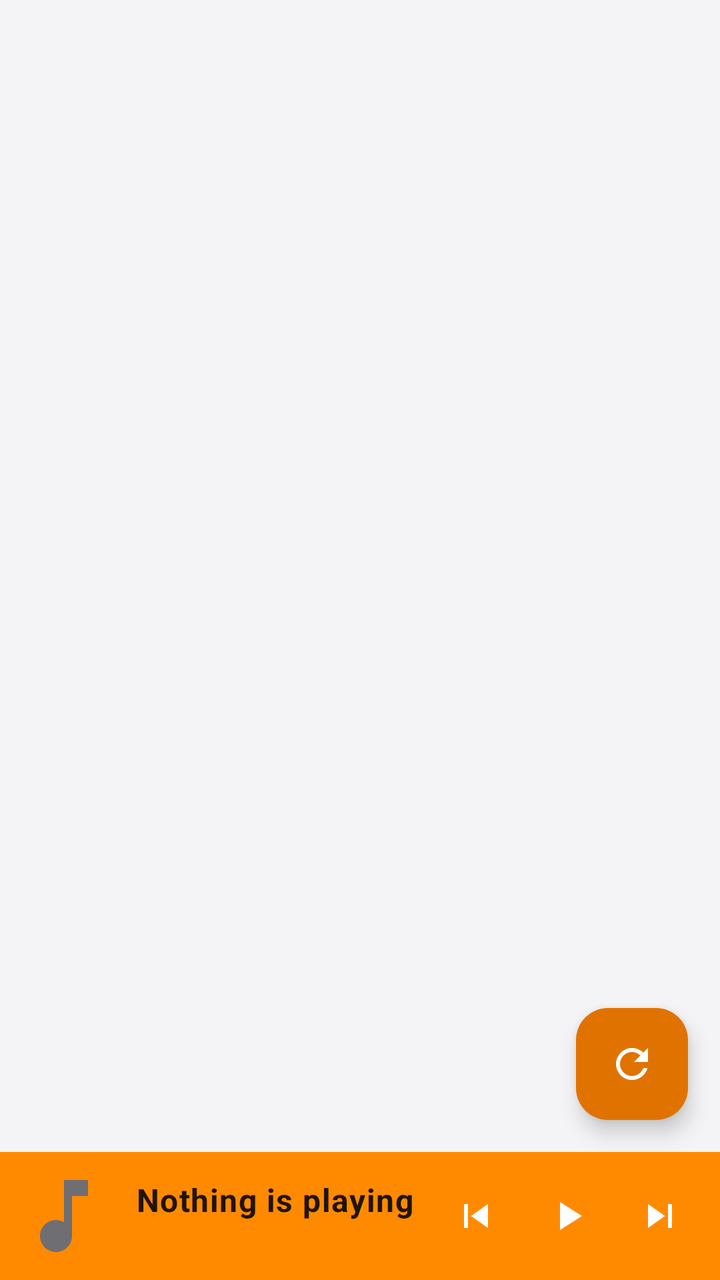
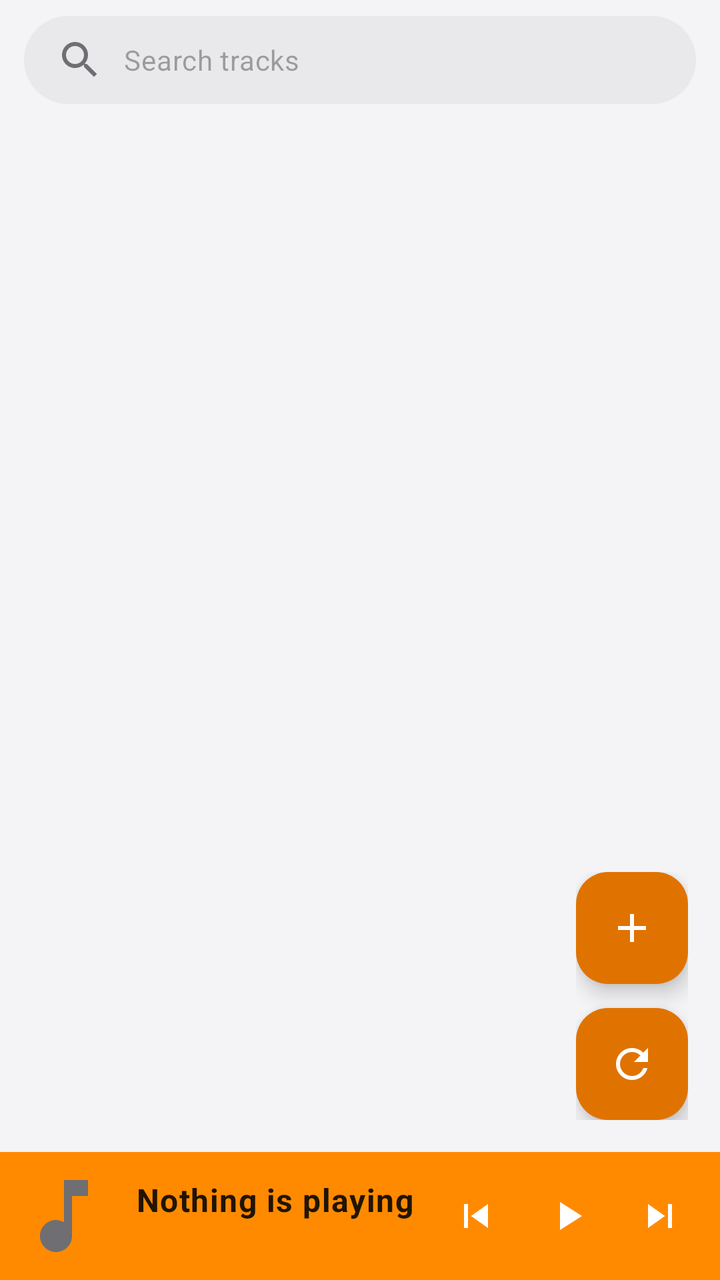

Before-and-after screenshots of an Android layout around one commit, followed by the original layout XML and the change that was made.
<!-- AndroidManifest.xml: application theme Theme.Viby -->
<!-- res/layout/fragment_queue.xml -->
<?xml version="1.0" encoding="utf-8"?>
<LinearLayout xmlns:android="http://schemas.android.com/apk/res/android"
    xmlns:app="http://schemas.android.com/apk/res-auto"
    android:layout_width="match_parent"
    android:layout_height="match_parent"
    android:orientation="vertical">

    
    <LinearLayout
        android:id="@+id/selectionBar"
        android:layout_width="match_parent"
        android:layout_height="wrap_content"
        android:background="@color/viby_surface_high"
        android:gravity="center_vertical"
        android:orientation="horizontal"
        android:paddingHorizontal="8dp"
        android:paddingVertical="4dp"
        android:visibility="gone">

        <CheckBox
            android:id="@+id/selectAllCheck"
            android:layout_width="wrap_content"
            android:layout_height="wrap_content"
            android:text="@string/select_all" />

        <TextView
            android:id="@+id/selectionCount"
            android:layout_width="0dp"
            android:layout_height="wrap_content"
            android:layout_marginStart="8dp"
            android:layout_weight="1"
            android:textAppearance="?attr/textAppearanceBodyMedium" />

        <ImageButton
            android:id="@+id/selectionMove"
            android:layout_width="44dp"
            android:layout_height="44dp"
            android:background="?attr/selectableItemBackgroundBorderless"
            android:contentDescription="@string/ctx_move_to_playlist"
            android:src="@drawable/ic_playlist_add" />

        <ImageButton
            android:id="@+id/selectionDelete"
            android:layout_width="44dp"
            android:layout_height="44dp"
            android:background="?attr/selectableItemBackgroundBorderless"
            android:contentDescription="@string/ctx_delete_from_device"
            android:src="@drawable/ic_delete" />

        <ImageButton
            android:id="@+id/selectionClose"
            android:layout_width="44dp"
            android:layout_height="44dp"
            android:background="?attr/selectableItemBackgroundBorderless"
            android:contentDescription="@android:string/cancel"
            android:src="@drawable/ic_close" />
    </LinearLayout>

    <FrameLayout
        android:layout_width="match_parent"
        android:layout_height="0dp"
        android:layout_weight="1">

        <androidx.recyclerview.widget.RecyclerView
            android:id="@+id/tracksList"
            android:layout_width="match_parent"
            android:layout_height="match_parent"
            android:clipToPadding="false"
            android:paddingVertical="8dp"
            app:layoutManager="androidx.recyclerview.widget.LinearLayoutManager" />

        <TextView
            android:id="@+id/emptyText"
            android:layout_width="wrap_content"
            android:layout_height="wrap_content"
            android:layout_gravity="center"
            android:gravity="center"
            android:padding="32dp"
            android:text="@string/empty_queue"
            android:textAppearance="?attr/textAppearanceBodyLarge"
            android:textColor="@color/viby_text_secondary"
            android:visibility="gone" />

        <com.google.android.material.floatingactionbutton.FloatingActionButton
            android:id="@+id/refreshPlaylist"
            android:layout_width="wrap_content"
            android:layout_height="wrap_content"
            android:layout_gravity="bottom|end"
            android:layout_margin="16dp"
            android:contentDescription="@string/refresh_playlist"
            android:src="@drawable/ic_update"
            app:fabSize="mini" />
    </FrameLayout>

    
    <LinearLayout
        android:id="@+id/miniPlayer"
        android:layout_width="match_parent"
        android:layout_height="64dp"
        android:background="@drawable/bg_mini_player"
        android:gravity="center_vertical"
        android:orientation="horizontal"
        android:paddingHorizontal="8dp">

        <ImageView
            android:id="@+id/miniThumb"
            android:layout_width="48dp"
            android:layout_height="48dp"
            android:contentDescription="@string/cover_desc"
            android:scaleType="centerCrop"
            android:src="@drawable/ic_music_note"
            app:tint="@null" />

        <LinearLayout
            android:layout_width="0dp"
            android:layout_height="wrap_content"
            android:layout_marginStart="12dp"
            android:layout_weight="1"
            android:orientation="vertical">

            <TextView
                android:id="@+id/miniTitle"
                android:layout_width="match_parent"
                android:layout_height="wrap_content"
                android:ellipsize="end"
                android:singleLine="true"
                android:text="@string/no_track"
                android:textAppearance="?attr/textAppearanceBodyLarge"
                android:textColor="@color/viby_on_accent"
                android:textStyle="bold" />

            <TextView
                android:id="@+id/miniArtist"
                android:layout_width="match_parent"
                android:layout_height="wrap_content"
                android:ellipsize="end"
                android:singleLine="true"
                android:textAppearance="?attr/textAppearanceBodySmall"
                android:textColor="@color/viby_on_accent" />
        </LinearLayout>

        <ImageButton
            android:id="@+id/miniPrev"
            android:layout_width="44dp"
            android:layout_height="44dp"
            android:background="?attr/selectableItemBackgroundBorderless"
            android:contentDescription="@string/btn_prev"
            android:src="@drawable/ic_skip_previous"
            app:tint="@color/white" />

        <ImageButton
            android:id="@+id/miniPlay"
            android:layout_width="48dp"
            android:layout_height="48dp"
            android:background="?attr/selectableItemBackgroundBorderless"
            android:contentDescription="@string/btn_play_pause"
            android:src="@drawable/ic_play"
            app:tint="@color/white" />

        <ImageButton
            android:id="@+id/miniNext"
            android:layout_width="44dp"
            android:layout_height="44dp"
            android:background="?attr/selectableItemBackgroundBorderless"
            android:contentDescription="@string/btn_next"
            android:src="@drawable/ic_skip_next"
            app:tint="@color/white" />

    </LinearLayout>

</LinearLayout>
<!-- resources referenced by this layout -->
<resources>
  <color name="viby_on_accent">#FF201400</color>
  <color name="viby_surface_high">#FFE9E9EC</color>
  <color name="viby_text_secondary">#FF6E6E73</color>
  <color name="white">#FFFFFFFF</color>
  <!-- drawable bg_mini_player (drawable) -->
  <?xml version="1.0" encoding="utf-8"?>
  <shape xmlns:android="http://schemas.android.com/apk/res/android" android:shape="rectangle">
      <solid android:color="@color/viby_accent" />
  </shape>
  <!-- drawable ic_play (drawable) -->
  <vector xmlns:android="http://schemas.android.com/apk/res/android"
      android:width="24dp" android:height="24dp"
      android:viewportWidth="24" android:viewportHeight="24"
      android:tint="?attr/colorControlNormal">
      <path android:fillColor="@android:color/white" android:pathData="M8,5v14l11,-7z" />
  </vector>
  <!-- drawable ic_skip_next (drawable) -->
  <vector xmlns:android="http://schemas.android.com/apk/res/android"
      android:width="24dp" android:height="24dp"
      android:viewportWidth="24" android:viewportHeight="24"
      android:tint="?attr/colorControlNormal">
      <path android:fillColor="@android:color/white" android:pathData="M6,18l8.5,-6L6,6v12zM16,6v12h2V6h-2z" />
  </vector>
  <!-- drawable ic_skip_previous (drawable) -->
  <vector xmlns:android="http://schemas.android.com/apk/res/android"
      android:width="24dp" android:height="24dp"
      android:viewportWidth="24" android:viewportHeight="24"
      android:tint="?attr/colorControlNormal">
      <path android:fillColor="@android:color/white" android:pathData="M6,6h2v12L6,18zM9.5,12l8.5,6L18,6z" />
  </vector>
  <string name="btn_next">Next</string>
  <string name="btn_play_pause">Play/pause</string>
  <string name="btn_prev">Previous</string>
  <string name="cover_desc">Cover art</string>
  <string name="ctx_delete_from_device">Delete from device</string>
  <string name="ctx_move_to_playlist">Send to playlist…</string>
  <string name="empty_queue">This playlist is empty.\nDownload something from the side menu!</string>
  <string name="no_track">Nothing is playing</string>
  <string name="refresh_playlist">Refresh playlist</string>
  <string name="select_all">Select all</string>
  <color name="viby_accent">#FFFF8A00</color>
  <color name="viby_accent_dark">#FFE07300</color>
  <color name="viby_surface">#FFFFFFFF</color>
  <color name="viby_bg">#FFF4F4F6</color>
  <color name="viby_text">#FF1B1B1E</color>
  <!-- unchanged entries left out for length: 6 -->
</resources>

<!-- the commit's change to res/layout/fragment_queue.xml (unified diff, before → after) -->
@@ -4,6 +4,26 @@
     android:layout_width="match_parent"
     android:layout_height="match_parent"
     android:orientation="vertical">
+
+    
+    <EditText
+        android:id="@+id/searchInput"
+        android:layout_width="match_parent"
+        android:layout_height="wrap_content"
+        android:layout_marginHorizontal="12dp"
+        android:layout_marginTop="8dp"
+        android:layout_marginBottom="4dp"
+        android:background="@drawable/bg_search"
+        android:drawableStart="@drawable/ic_search"
+        android:drawablePadding="10dp"
+        android:hint="@string/search_hint"
+        android:imeOptions="actionSearch"
+        android:importantForAutofill="no"
+        android:inputType="text"
+        android:maxLines="1"
+        android:paddingHorizontal="16dp"
+        android:paddingVertical="10dp"
+        android:textAppearance="?attr/textAppearanceBodyMedium" />
 
     
     <LinearLayout
@@ -81,15 +101,31 @@
             android:textColor="@color/viby_text_secondary"
             android:visibility="gone" />
 
-        <com.google.android.material.floatingactionbutton.FloatingActionButton
-            android:id="@+id/refreshPlaylist"
+        <LinearLayout
             android:layout_width="wrap_content"
             android:layout_height="wrap_content"
             android:layout_gravity="bottom|end"
             android:layout_margin="16dp"
-            android:contentDescription="@string/refresh_playlist"
-            android:src="@drawable/ic_update"
-            app:fabSize="mini" />
+            android:gravity="center_horizontal"
+            android:orientation="vertical">
+
+            <com.google.android.material.floatingactionbutton.FloatingActionButton
+                android:id="@+id/addTracks"
+                android:layout_width="wrap_content"
+                android:layout_height="wrap_content"
+                android:layout_marginBottom="12dp"
+                android:contentDescription="@string/add_tracks_title"
+                android:src="@drawable/ic_add"
+                app:fabSize="mini" />
+
+            <com.google.android.material.floatingactionbutton.FloatingActionButton
+                android:id="@+id/refreshPlaylist"
+                android:layout_width="wrap_content"
+                android:layout_height="wrap_content"
+                android:contentDescription="@string/refresh_playlist"
+                android:src="@drawable/ic_update"
+                app:fabSize="mini" />
+        </LinearLayout>
     </FrameLayout>
 
     
<!-- resource entries referenced after the edit -->
@@ -9,12 +9,32 @@
   <shape xmlns:android="http://schemas.android.com/apk/res/android" android:shape="rectangle">
       <solid android:color="@color/viby_accent" />
   </shape>
+  <!-- drawable bg_search (drawable) -->
+  <?xml version="1.0" encoding="utf-8"?>
+  <shape xmlns:android="http://schemas.android.com/apk/res/android" android:shape="rectangle">
+      <solid android:color="@color/viby_surface_high" />
+      <corners android:radius="24dp" />
+  </shape>
+  <!-- drawable ic_add (drawable) -->
+  <vector xmlns:android="http://schemas.android.com/apk/res/android"
+      android:width="24dp" android:height="24dp"
+      android:viewportWidth="24" android:viewportHeight="24"
+      android:tint="?attr/colorControlNormal">
+      <path android:fillColor="@android:color/white" android:pathData="M19,13h-6v6h-2v-6L5,13v-2h6L11,5h2v6h6v2z" />
+  </vector>
   <!-- drawable ic_play (drawable) -->
   <vector xmlns:android="http://schemas.android.com/apk/res/android"
       android:width="24dp" android:height="24dp"
       android:viewportWidth="24" android:viewportHeight="24"
       android:tint="?attr/colorControlNormal">
       <path android:fillColor="@android:color/white" android:pathData="M8,5v14l11,-7z" />
+  </vector>
+  <!-- drawable ic_search (drawable) -->
+  <vector xmlns:android="http://schemas.android.com/apk/res/android"
+      android:width="24dp" android:height="24dp"
+      android:viewportWidth="24" android:viewportHeight="24"
+      android:tint="?attr/colorControlNormal">
+      <path android:fillColor="@android:color/white" android:pathData="M15.5,14h-0.79l-0.28,-0.27C15.41,12.59 16,11.11 16,9.5 16,5.91 13.09,3 9.5,3S3,5.91 3,9.5 5.91,16 9.5,16c1.61,0 3.09,-0.59 4.23,-1.57l0.27,0.28v0.79l5,4.99L20.49,19l-4.99,-5zM9.5,14C7.01,14 5,11.99 5,9.5S7.01,5 9.5,5 14,7.01 14,9.5 11.99,14 9.5,14z" />
   </vector>
   <!-- drawable ic_skip_next (drawable) -->
   <vector xmlns:android="http://schemas.android.com/apk/res/android"
@@ -30,6 +50,7 @@
       android:tint="?attr/colorControlNormal">
       <path android:fillColor="@android:color/white" android:pathData="M6,6h2v12L6,18zM9.5,12l8.5,6L18,6z" />
   </vector>
+  <string name="add_tracks_title">Add tracks</string>
   <string name="btn_next">Next</string>
   <string name="btn_play_pause">Play/pause</string>
   <string name="btn_prev">Previous</string>
@@ -39,6 +60,7 @@
   <string name="empty_queue">This playlist is empty.\nDownload something from the side menu!</string>
   <string name="no_track">Nothing is playing</string>
   <string name="refresh_playlist">Refresh playlist</string>
+  <string name="search_hint">Search tracks</string>
   <string name="select_all">Select all</string>
   <color name="viby_accent">#FFFF8A00</color>
   <color name="viby_accent_dark">#FFE07300</color>
